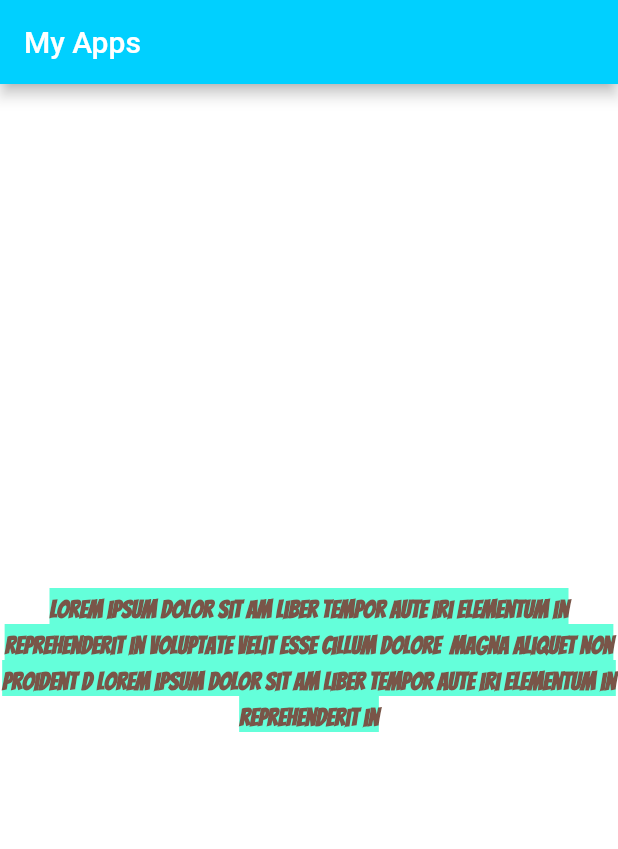
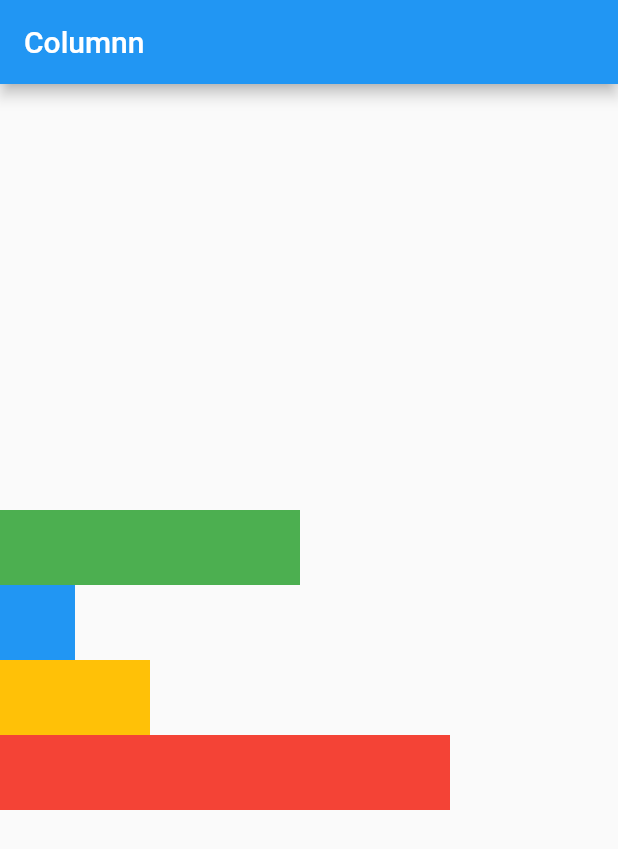
Before and after one commit to fadlyoktapriadi/Belajar-Flutter-Dasar, a Flutter app: the screen it shows after launch, on a phone screen of 412 x 824 dp. Shown: the top 849 px of the screen. Run offline on Flutter 3.47's test engine with Material 2 defaults, Android fonts, the phone set to English and light mode, and no system bars.

Commit message:
visible dan non visible

```diff
--- a/lib/main.dart
+++ b/lib/main.dart
@@ -1,6 +1,47 @@
+// import 'package:flutter/material.dart';
+
+// void main() {
+//   runApp(MyApp());
+// }
+
+// class MyApp extends StatelessWidget {
+//   @override
+//   Widget build(BuildContext context) {
+//     return MaterialApp(
+//       debugShowCheckedModeBanner: false,
+//       home: Scaffold(
+//         backgroundColor: Colors.white,
+//         body: const Center(
+//           child: Text(
+//             "lorem ipsum dolor sit am liber tempor aute iri elementum in  reprehenderit in voluptate velit esse cillum dolore  magna aliquet non proident d Lorem ipsum dolor sit am liber tempor aute iri elementum in reprehenderit in",
+//             // maxLines: 2,
+//             // overflow: TextOverflow.ellipsis,
+//             textAlign: TextAlign.center,
+//             style: TextStyle(
+//                 backgroundColor: Colors.tealAccent,
+//                 color: Colors.brown,
+//                 fontSize: 16,
+//                 fontWeight: FontWeight.bold,
+//                 // letterSpacing: 10,
+//                 height: 1.5,
+//                 fontFamily: 'Bangers'),
+//           ),
+//         ),
+//         appBar: AppBar(
+//           backgroundColor: Color.fromARGB(255, 0, 208, 255),
+//           title: Text("My Apps"),
+//         ),
+//       ),
+//     );
+//   }
+// }
+
+// visible dan invisible widgets
+
+import 'package:flutter/cupertino.dart';
 import 'package:flutter/material.dart';
 
-void main() {
+main() {
   runApp(MyApp());
 }
 
@@ -8,28 +49,22 @@ class MyApp extends StatelessWidget {
   @override
   Widget build(BuildContext context) {
     return MaterialApp(
-      debugShowCheckedModeBanner: false,
       home: Scaffold(
-        backgroundColor: Colors.white,
-        body: const Center(
-          child: Text(
-            "lorem ipsum dolor sit am liber tempor aute iri elementum in  reprehenderit in voluptate velit esse cillum dolore  magna aliquet non proident d Lorem ipsum dolor sit am liber tempor aute iri elementum in reprehenderit in",
-            // maxLines: 2,
-            // overflow: TextOverflow.ellipsis,
-            textAlign: TextAlign.center,
-            style: TextStyle(
-                backgroundColor: Colors.tealAccent,
-                color: Colors.brown,
-                fontSize: 16,
-                fontWeight: FontWeight.bold,
-                // letterSpacing: 10,
-                height: 1.5,
-                fontFamily: 'Bangers'),
-          ),
+        resizeToAvoidBottomInset: false,
+        appBar: AppBar(
+          title: Text("Columnn"),
         ),
-        appBar: AppBar(
-          backgroundColor: Color.fromARGB(255, 0, 208, 255),
-          title: Text("My Apps"),
+        body: Column(
+          // stack ganti column tanpa main dan cross dibawah
+          mainAxisAlignment: MainAxisAlignment.center,
+          crossAxisAlignment: CrossAxisAlignment.start,
+
+          children: [
+            Container(width: 200, height: 50, color: Colors.green),
+            Container(width: 50, height: 50, color: Colors.blue),
+            Container(width: 100, height: 50, color: Colors.amber),
+            Container(width: 300, height: 50, color: Colors.red),
+          ],
         ),
       ),
     );
```
